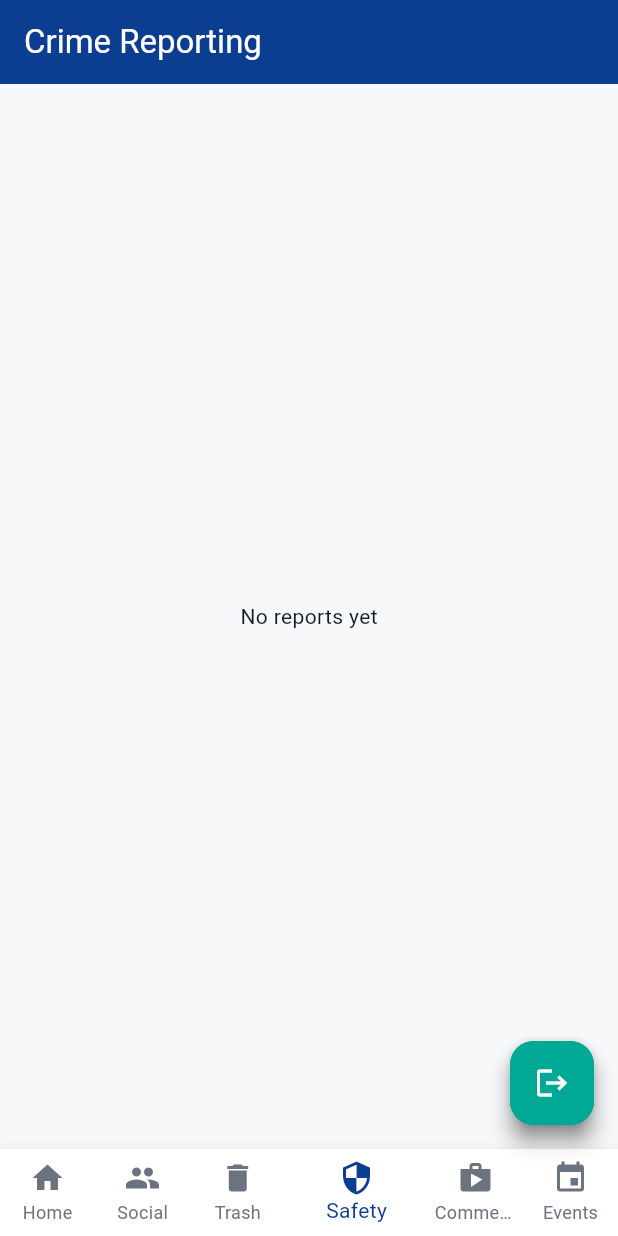
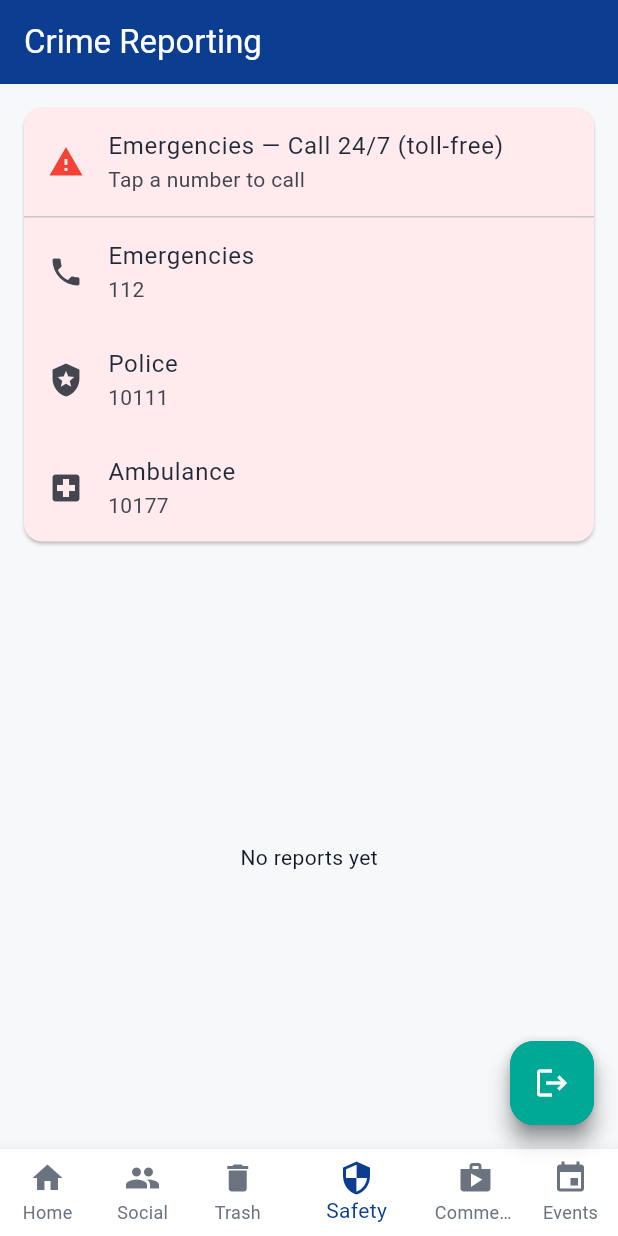
Before and after one commit to Thand0Mthethwa/Community-Development-App, a Flutter app: the screen it shows once a user with an empty profile is signed in, swiped to page 4, on a phone screen of 412 x 824 dp. Run offline on Flutter 3.47's test engine with Material 3 defaults, Android fonts, the phone set to English and light mode, and no system bars; our stand-ins replace cloud_firestore, firebase_auth, firebase_core; accounts and stored records are empty.

Commit message:
Emergency contacts added

```diff
--- a/comchat/lib/crime_reporting_screen.dart
+++ b/comchat/lib/crime_reporting_screen.dart
@@ -3,6 +3,7 @@ import 'package:comchat/FirestoreService.dart';
 import 'package:comchat/repositories/report_repository.dart';
 import 'package:comchat/viewmodels/crime_reporting_viewmodel.dart';
 import 'package:comchat/models/crime_report.dart';
+import 'package:url_launcher/url_launcher.dart';
 
 class CrimeReportingScreen extends StatefulWidget {
   const CrimeReportingScreen({super.key});
@@ -13,6 +14,23 @@ class CrimeReportingScreen extends StatefulWidget {
 
 class _CrimeReportingScreenState extends State<CrimeReportingScreen> {
   late final CrimeReportingViewModel _vm;
+
+  Future<void> _callNumber(String number) async {
+    final uri = Uri(scheme: 'tel', path: number);
+    try {
+      if (await canLaunchUrl(uri)) {
+        await launchUrl(uri);
+      } else {
+        ScaffoldMessenger.of(context).showSnackBar(
+          SnackBar(content: Text('Cannot place call to $number')),
+        );
+      }
+    } catch (e) {
+      ScaffoldMessenger.of(context).showSnackBar(
+        SnackBar(content: Text('Error trying to call $number')),
+      );
+    }
+  }
 
   @override
   void initState() {
@@ -28,7 +46,45 @@ class _CrimeReportingScreenState extends State<CrimeReportingScreen> {
       appBar: AppBar(
         title: Text('Crime Reporting'),
       ),
-      body: StreamBuilder<List<CrimeReport>>(
+      body: Column(
+        children: [
+          Padding(
+            padding: const EdgeInsets.all(12.0),
+            child: Card(
+              color: Colors.red[50],
+              child: Column(
+                mainAxisSize: MainAxisSize.min,
+                children: [
+                  ListTile(
+                    leading: Icon(Icons.warning, color: Colors.red),
+                    title: Text('Emergencies — Call 24/7 (toll-free)'),
+                    subtitle: Text('Tap a number to call'),
+                  ),
+                  Divider(height: 1),
+                  ListTile(
+                    leading: Icon(Icons.phone),
+                    title: Text('Emergencies'),
+                    subtitle: Text('112'),
+                    onTap: () => _callNumber('112'),
+                  ),
+                  ListTile(
+                    leading: Icon(Icons.local_police),
+                    title: Text('Police'),
+                    subtitle: Text('10111'),
+                    onTap: () => _callNumber('10111'),
+                  ),
+                  ListTile(
+                    leading: Icon(Icons.local_hospital),
+                    title: Text('Ambulance'),
+                    subtitle: Text('10177'),
+                    onTap: () => _callNumber('10177'),
+                  ),
+                ],
+              ),
+            ),
+          ),
+          Expanded(
+            child: StreamBuilder<List<CrimeReport>>(
               stream: _vm.watchReports(),
               builder: (context, snapshot) {
                 if (snapshot.connectionState == ConnectionState.waiting) {
@@ -54,6 +110,9 @@ class _CrimeReportingScreenState extends State<CrimeReportingScreen> {
                 );
               },
             ),
+          ),
+        ],
+  ),
       floatingActionButton: FloatingActionButton(
         onPressed: () async {
           // For demo: add a simple report
--- a/comchat/pubspec.yaml
+++ b/comchat/pubspec.yaml
@@ -38,6 +38,7 @@ dependencies:
   cloud_firestore: ^5.0.2
   firebase_auth: ^5.7.0
   intl: ^0.18.1
+  url_launcher: ^6.1.10
 
 dev_dependencies:
   flutter_test:
```
Also changed, not shown: comchat/pubspec.lock, 5 other files. Lines whose indentation alone changed are shown as unchanged.
